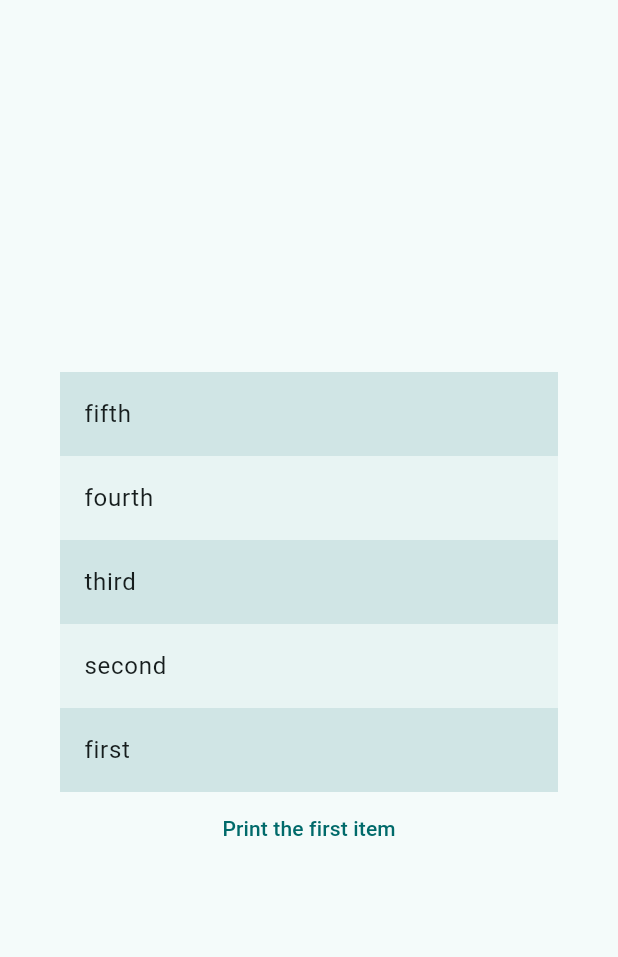
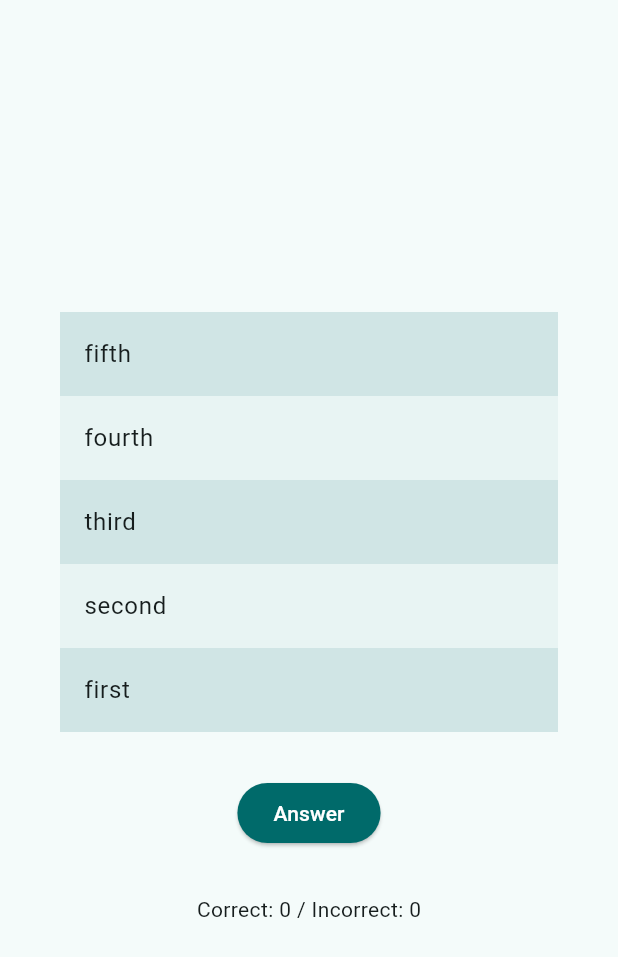
Before and after one commit to dongri727/chronomap-mobile, a Flutter app: the screen it shows after launch, after a tap on "Game", on a phone screen of 412 x 824 dp. Shown: the top 957 px of the screen. Run offline on Flutter 3.47's test engine with Material 3 defaults, Android fonts, the phone set to English and light mode, and no system bars; missing offline and left inert: acorn_client, serverpod_flutter.

Commit message:
ゲームのロジック完成

```diff
--- a/lib/game_page.dart
+++ b/lib/game_page.dart
@@ -11,6 +11,8 @@ class GamePageState extends State<GamePage> {
   final List<int> _items = List<int>.generate(5, (int index) => index);
   final List<String> _ansewrs = ['first', 'second', 'third', 'fourth', 'fifth'];
   late List<String> _options;
+  int correctAnswer = 0;
+  int incorrectAnswer = 0;
 
   @override
   initState() {
@@ -53,11 +55,34 @@ class GamePageState extends State<GamePage> {
               });
             },
           ),
-          TextButton(onPressed: (){
-            for (int index = 0; index < _items.length; index += 1) {
-                print('answer: ${_ansewrs[_items[index]]} / option: ${_options[_items[index]]}');
-              }
-            }, child: Text('Print the first item'))
+          const SizedBox(
+            height: 30,
+          ),
+          ElevatedButton(
+              style: ButtonStyle(
+                  backgroundColor:
+                      MaterialStateProperty.all<Color>(colorScheme.primary),
+                  foregroundColor:
+                      MaterialStatePropertyAll(colorScheme.onPrimary)),
+              onPressed: () {
+                correctAnswer = 0;
+                incorrectAnswer = 0;
+                for (int index = 0; index < _items.length; index += 1) {
+                  print(
+                      'answer: ${_ansewrs[index]} / option: ${_options[_items[index]]}');
+                  if (_ansewrs[index] == _options[_items[index]]) {
+                    correctAnswer += 1;
+                  } else {
+                    incorrectAnswer += 1;
+                  }
+                }
+                setState(() {});
+              },
+              child: Text('Answer')),
+          const SizedBox(
+            height: 30,
+          ),
+          Text('Correct: $correctAnswer / Incorrect: $incorrectAnswer'),
         ],
       ),
     );
```
